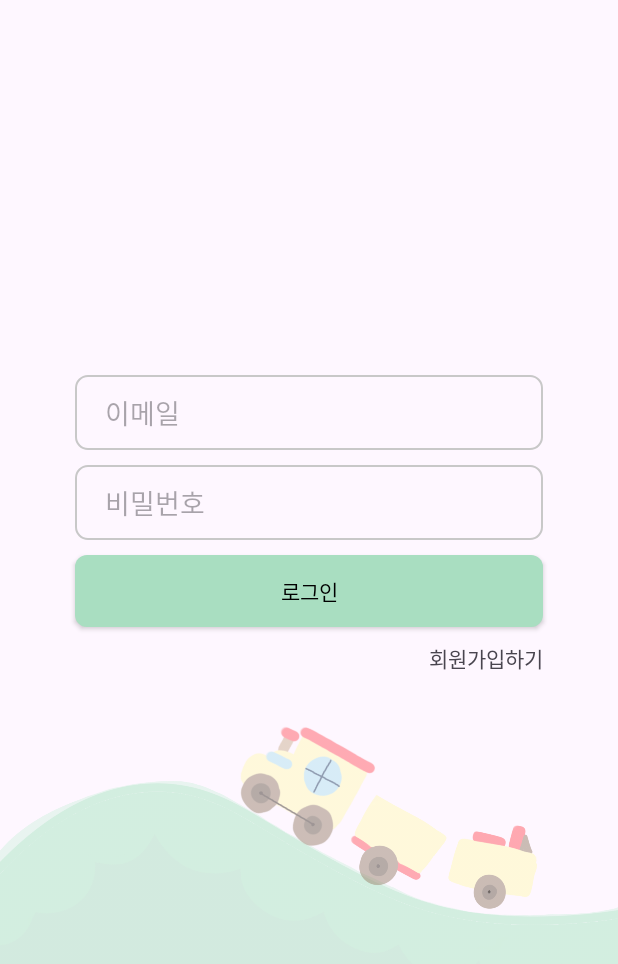
After one commit to eungyeong12/mobile-programming, an Android app: the LoginActivity screen opened directly, with no data from a screen before it, on a phone screen of 412 x 824 dp. The commit adds this screen. Shown: the top 964 px of the screen. Run offline under Robolectric (Android 15) with nearby library versions, the phone set to English and light mode, and no system bars; our stand-ins replace Firebase (no records; nobody signed in at launch, a user with empty details on screens opened directly).

Commit message:
로그인 기능 추가

```diff
--- a/app/src/main/AndroidManifest.xml
+++ b/app/src/main/AndroidManifest.xml
@@ -32,6 +32,9 @@
         <activity android:name=".SignUpActivity"
             android:exported="true">
         </activity>
+        <activity android:name=".LoginActivity"
+            android:exported="true">
+        </activity>
     </application>
 
 </manifest>
--- /dev/null
+++ b/app/src/main/java/jo/toybreeze/LoginActivity.java
@@ -0,0 +1,84 @@
+package jo.toybreeze;
+
+import android.content.Intent;
+import android.graphics.Color;
+import android.os.Bundle;
+import android.view.MotionEvent;
+import android.widget.Button;
+import android.widget.EditText;
+import android.widget.TextView;
+import android.widget.Toast;
+
+import androidx.activity.EdgeToEdge;
+import androidx.appcompat.app.AppCompatActivity;
+
+import com.google.firebase.auth.FirebaseAuth;
+
+public class LoginActivity extends AppCompatActivity {
+    private static final String TAG = LoginActivity.class.getSimpleName();
+    private EditText edit_email;
+    private EditText edit_password;
+    private Button btn_sign_in;
+    private TextView go_to_signup;
+    private FirebaseAuth mAuth;
+
+    @Override
+    protected void onCreate(Bundle savedInstanceState) {
+        super.onCreate(savedInstanceState);
+        EdgeToEdge.enable(this);
+        setContentView(R.layout.activity_login);
+
+        edit_email = findViewById(R.id.edit_sign_in_email);
+        edit_password = findViewById(R.id.edit_sign_in_password);
+        btn_sign_in = findViewById(R.id.btn_sign_in);
+        go_to_signup = findViewById(R.id.go_to_signup);
+        mAuth = FirebaseAuth.getInstance();
+
+        btn_sign_in.setOnClickListener(view -> {
+            String email = edit_email.getText().toString();
+            String password = edit_password.getText().toString();
+            if (!checkValidation(email, password)) {
+                return;
+            }
+            login(email, password);
+        });
+
+        go_to_signup.setOnTouchListener((view, motionEvent) -> {
+            switch (motionEvent.getAction()) {
+                case MotionEvent.ACTION_DOWN:
+                    go_to_signup.setTextColor(Color.GRAY);
+                    startActivity(new Intent(LoginActivity.this, SignUpActivity.class));
+                    break;
+                case MotionEvent.ACTION_UP:
+                case MotionEvent.ACTION_CANCEL:
+                    go_to_signup.setTextColor(Color.BLACK);
+                    break;
+            }
+            return true;
+        });
+    }
+
+    private void login(String email, String password) {
+        btn_sign_in.setOnClickListener(view -> mAuth.signInWithEmailAndPassword(email, password)
+                .addOnCompleteListener(this, task -> {
+                    if (task.isSuccessful()) {
+                        Toast.makeText(LoginActivity.this, "로그인에 성공하였습니다.", Toast.LENGTH_SHORT).show();
+                        startActivity(new Intent(LoginActivity.this, MainActivity.class));
+                    } else {
+                        Toast.makeText(LoginActivity.this, "로그인에 실패하였습니다.", Toast.LENGTH_SHORT).show();
+                    }
+                }));
+    }
+
+    private boolean checkValidation(String email, String password) {
+        if (email.isBlank()) {
+            Toast.makeText(this, "이메일을 입력해 주세요.", Toast.LENGTH_SHORT).show();
+            return false;
+        }
+        if (password.isBlank()) {
+            Toast.makeText(this, "비밀번호를 입력해 주세요.", Toast.LENGTH_SHORT).show();
+            return false;
+        }
+        return true;
+    }
+}
--- a/app/src/main/java/jo/toybreeze/SignUpActivity.java
+++ b/app/src/main/java/jo/toybreeze/SignUpActivity.java
@@ -4,6 +4,7 @@ import android.content.Intent;
 import android.graphics.Color;
 import android.os.Bundle;
 import android.view.MotionEvent;
+import android.view.View;
 import android.widget.Button;
 import android.widget.EditText;
 import android.widget.TextView;
@@ -76,6 +77,7 @@ public class SignUpActivity extends AppCompatActivity {
             switch (motionEvent.getAction()) {
                 case MotionEvent.ACTION_DOWN:
                     go_to_login.setTextColor(Color.GRAY);
+                    startActivity(new Intent(SignUpActivity.this, LoginActivity.class));
                     break;
                 case MotionEvent.ACTION_UP:
                 case MotionEvent.ACTION_CANCEL:
--- a/app/src/main/java/jo/toybreeze/SplashActivity.java
+++ b/app/src/main/java/jo/toybreeze/SplashActivity.java
@@ -29,9 +29,9 @@ public class SplashActivity extends AppCompatActivity {
         public void run() {
             if (isLoginUser()) {
                 startActivity(new Intent(getApplicationContext(), MainActivity.class));
-                SplashActivity.this.finish();
+            } else {
+                startActivity(new Intent(getApplicationContext(), SignUpActivity.class));
             }
-            startActivity(new Intent(getApplicationContext(), SignUpActivity.class));
             SplashActivity.this.finish();
         }
     }
--- /dev/null
+++ b/app/src/main/res/layout/activity_login.xml
@@ -0,0 +1,92 @@
+<?xml version="1.0" encoding="utf-8"?>
+<androidx.constraintlayout.widget.ConstraintLayout xmlns:android="http://schemas.android.com/apk/res/android"
+    xmlns:app="http://schemas.android.com/apk/res-auto"
+    xmlns:tools="http://schemas.android.com/tools"
+    android:layout_width="match_parent"
+    android:layout_height="match_parent">
+
+    <ImageView
+        android:id="@+id/imageView3"
+        android:layout_width="wrap_content"
+        android:layout_height="wrap_content"
+        android:scaleType="fitEnd"
+        app:layout_constraintBottom_toBottomOf="parent"
+        app:layout_constraintEnd_toEndOf="parent"
+        app:layout_constraintStart_toStartOf="parent"
+        app:layout_constraintTop_toTopOf="parent"
+        app:srcCompat="@drawable/background2" />
+
+    <LinearLayout
+        android:id="@+id/linearLayout"
+        android:layout_width="match_parent"
+        android:layout_height="match_parent"
+        android:orientation="vertical"
+        android:paddingTop="200dp"
+        app:layout_constraintBottom_toBottomOf="parent"
+        app:layout_constraintEnd_toEndOf="parent"
+        app:layout_constraintStart_toStartOf="parent"
+        app:layout_constraintTop_toTopOf="parent">
+
+        <LinearLayout
+            android:layout_width="match_parent"
+            android:layout_height="wrap_content"
+            android:layout_marginTop="50dp"
+            android:orientation="vertical">
+
+            <EditText
+                android:id="@+id/edit_sign_in_email"
+                android:layout_width="match_parent"
+                android:layout_height="wrap_content"
+                android:layout_marginStart="50dp"
+                android:layout_marginEnd="50dp"
+                android:layout_marginBottom="10dp"
+                android:background="@drawable/edit_background"
+                android:ems="10"
+                android:hint="이메일"
+                android:inputType="textEmailAddress"
+                android:paddingStart="30px"
+                android:paddingTop="11dp"
+                android:paddingEnd="5px"
+                android:paddingBottom="11dp" />
+
+            <EditText
+                android:id="@+id/edit_sign_in_password"
+                android:layout_width="match_parent"
+                android:layout_height="wrap_content"
+                android:layout_marginStart="50dp"
+                android:layout_marginEnd="50dp"
+                android:layout_marginBottom="10dp"
+                android:background="@drawable/edit_background"
+                android:ems="10"
+                android:hint="비밀번호"
+                android:inputType="textPassword"
+                android:paddingStart="30px"
+                android:paddingTop="11dp"
+                android:paddingEnd="5px"
+                android:paddingBottom="11dp" />
+
+        </LinearLayout>
+
+        <android.widget.Button
+            android:id="@+id/btn_sign_in"
+            android:layout_width="match_parent"
+            android:layout_height="wrap_content"
+            android:layout_marginStart="50dp"
+            android:layout_marginEnd="50dp"
+            android:background="@drawable/btn_background"
+            android:text="로그인"
+            android:textColor="@color/black" />
+
+        <TextView
+            android:id="@+id/go_to_signup"
+            android:layout_width="match_parent"
+            android:layout_height="wrap_content"
+            android:layout_marginStart="50dp"
+            android:layout_marginTop="10dp"
+            android:layout_marginEnd="50dp"
+            android:gravity="end"
+            android:text="회원가입하기" />
+
+    </LinearLayout>
+
+</androidx.constraintlayout.widget.ConstraintLayout>
```
Also changed, not shown: app/src/main/res/drawable/background2.png (added).
